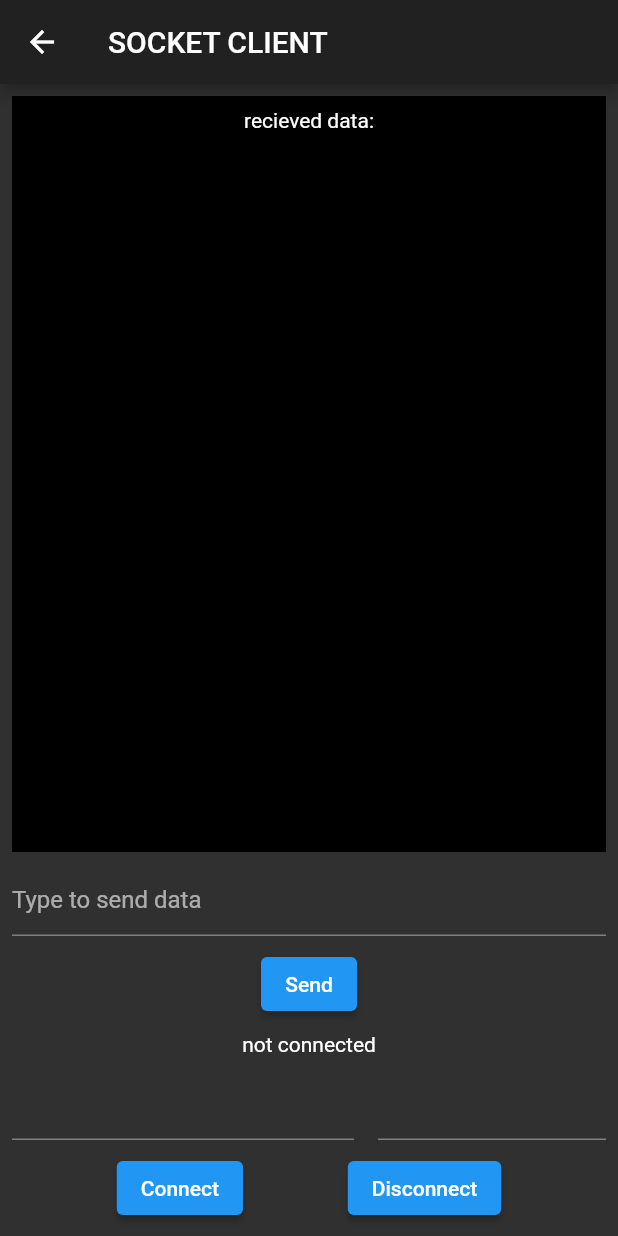
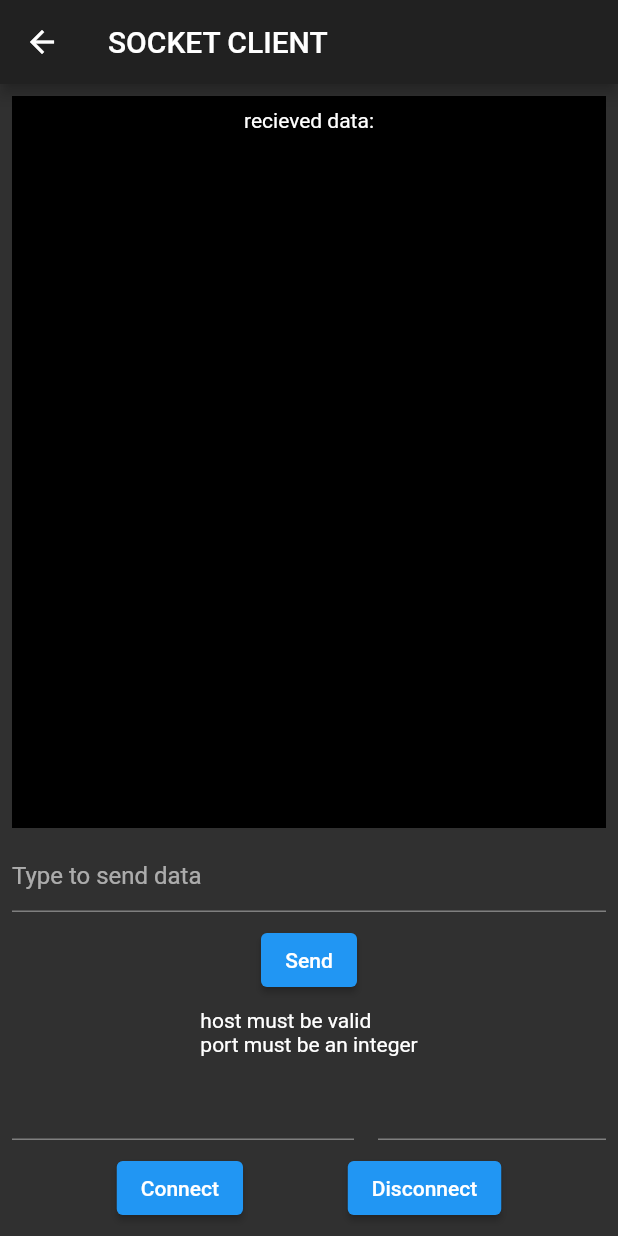
Before and after one commit to femrek/flutter_socket_practice, a Flutter app: the ScreenSocketClient screen opened by its route, after a tap on "Connect", on a phone screen of 412 x 824 dp. Run offline on Flutter 3.47's test engine with Material 2 defaults, Android fonts, the phone set to English and light mode, and no system bars.

Commit message:
feat: showing error message in client screen

```diff
--- a/lib/screen_socket_client.dart
+++ b/lib/screen_socket_client.dart
@@ -23,10 +23,33 @@ class _ScreenSocketClientState extends State<ScreenSocketClient> {
 
   Future _connect() async {
     final String host = _hostController.text;
+    final InternetAddress hostAddress = InternetAddress.tryParse(host);
     final int port = int.tryParse(_portController.text);
-    if (port == null) print('unvalid port number'); // port must be an integer
 
-    _socket = await Socket.connect(InternetAddress.tryParse(host), port);
+    /// validate host and port
+    if (hostAddress == null || port == null) {
+      String err = '';
+      if (hostAddress == null) {
+        err += 'host must be valid\n';
+        print('host is not valid');
+      }
+      if (port == null) {
+        err += 'port must be an integer\n';
+        print('port number must be integer');
+      }
+      err = err.substring(0, err.length-1); // delete the last \n
+      setState(() { _connectionState = err; });
+      return;
+    }
+
+    try {
+      setState(() { _connectionState = 'connecting...'; });
+      _socket = await Socket.connect(hostAddress, port,);
+    } catch(e) {
+      setState(() { _connectionState = 'error when try connect'; });
+      print(e);
+      return;
+    }
     print('connect to ${_socket.remoteAddress.address}:${_socket.remotePort}');
     setState(() {
       _connectionState = 'connected to $host:$port';
```
